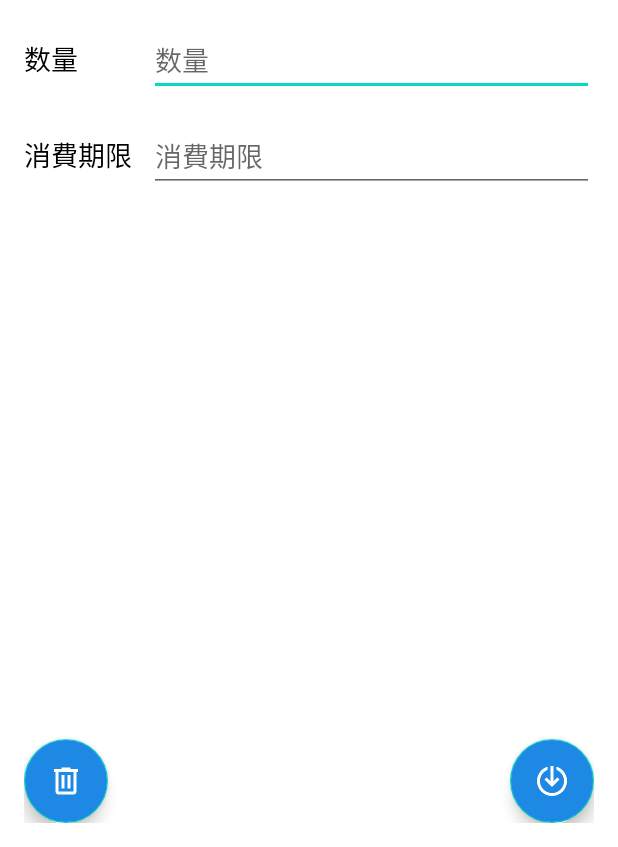
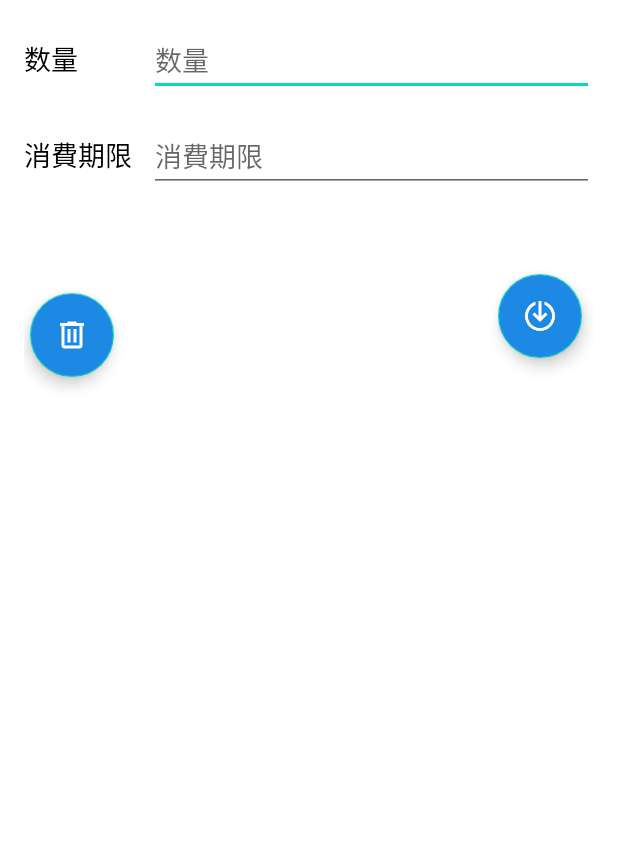
Before and after one commit to nQHLJDu/FridgeManager, an Android app: the layout activity_edit_item.xml on its own in the app's theme, with its tools: preview values and no code run, on a phone screen of 412 x 824 dp, the part 389-1236 px from its top. Run offline under Robolectric (Android 15) with nearby library versions, the phone set to English and light mode, and no system bars.

```diff
--- a/app/src/main/res/layout/activity_edit_item.xml
+++ b/app/src/main/res/layout/activity_edit_item.xml
@@ -74,6 +74,7 @@
     </LinearLayout>
 
     <LinearLayout
+        android:id="@+id/expiryDateLayout"
         android:layout_width="match_parent"
         android:layout_height="wrap_content"
         android:gravity="center_horizontal"
@@ -109,35 +110,36 @@
         android:layout_height="wrap_content"
         android:layout_gravity="center"
         android:layout_marginTop="40dp"
+        android:layout_marginEnd="8dp"
         android:backgroundTint="@color/primary"
         android:contentDescription="@string/save"
         android:paddingBottom="20dp"
         android:scaleType="centerInside"
         android:src="@drawable/ic_save"
-        app:layout_constraintTop_toBottomOf="@+id/expiryDateEditText"
         app:layout_constraintBottom_toBottomOf="parent"
         app:layout_constraintEnd_toEndOf="parent"
+        app:layout_constraintTop_toBottomOf="@+id/expiryDateLayout"
+        app:layout_constraintVertical_bias="0.046"
         app:tint="@color/white"
-        tools:ignore="MissingConstraints"
-        tools:layout_editor_absoluteX="314dp" />
+        tools:ignore="MissingConstraints" />
 
     <com.google.android.material.floatingactionbutton.FloatingActionButton
         android:id="@+id/deleteButton"
         android:layout_width="wrap_content"
         android:layout_height="wrap_content"
         android:layout_gravity="center"
-        android:layout_marginTop="40dp"
+        android:layout_marginStart="4dp"
         android:backgroundTint="@color/primary"
         android:contentDescription="@string/delete"
         android:paddingBottom="20dp"
         android:scaleType="centerInside"
         android:src="@drawable/ic_delete"
-        app:layout_constraintTop_toBottomOf="@+id/expiryDateEditText"
         app:layout_constraintBottom_toBottomOf="parent"
         app:layout_constraintStart_toStartOf="parent"
+        app:layout_constraintTop_toBottomOf="@+id/expiryDateLayout"
+        app:layout_constraintVertical_bias="0.185"
         app:tint="@color/white"
-        tools:ignore="MissingConstraints"
-        tools:layout_editor_absoluteX="16dp" />
+        tools:ignore="MissingConstraints" />
 
 
 </androidx.constraintlayout.widget.ConstraintLayout>
--- a/app/src/main/res/values/strings.xml
+++ b/app/src/main/res/values/strings.xml
@@ -6,5 +6,6 @@
     <string name="close">閉じる</string>
     <string name="delete">削除</string>
     <string name="save">保存</string>
+    <string name="back">戻る</string>
     <string name="item_image_desc">Selected Image</string>
 </resources>
```
Also changed, not shown: app/src/main/java/com/example/FridgeManager/SelectImageActivity.kt (+9 -2 lines), app/src/main/res/layout/activity_select_image.xml (+15 -1 lines), app/src/main/res/drawable/ic_back.png (added).
